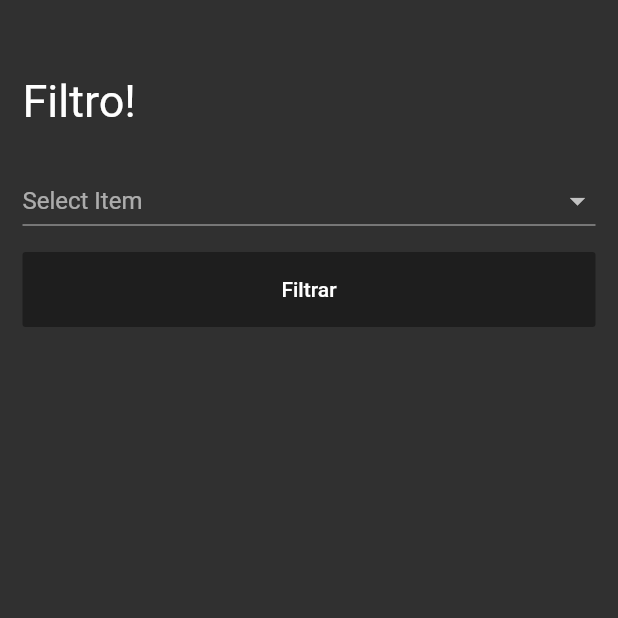
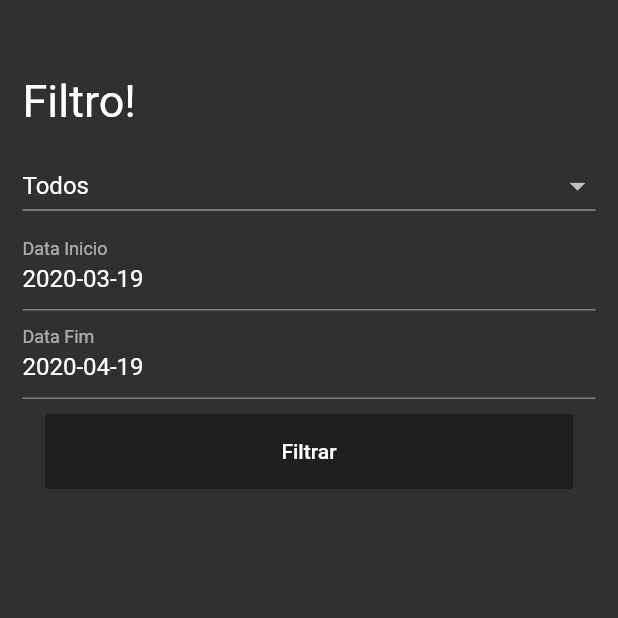
Before and after one commit to saraiva1989/gamereleaseflutter, a Flutter app: the Filtro screen opened directly, on a phone screen of 412 x 824 dp, the top half of it. Run offline on Flutter 3.47's test engine with Material 2 defaults, Android fonts, the phone set to English and light mode, and no system bars; our stand-ins replace splashscreen; network calls fail.

Commit message:
Finalizado a tela inicial e seus filtros

```diff
--- a/lib/Filtro.dart
+++ b/lib/Filtro.dart
@@ -1,8 +1,9 @@
 import 'package:flutter/material.dart';
+import 'package:flutter/services.dart';
 
-import 'home.dart';
-
-String _console;
+String _console = "";
+TextEditingController _dataInicio = TextEditingController();
+TextEditingController _dataFim = TextEditingController();
 
 class Filtro extends StatefulWidget {
   @override
@@ -10,32 +11,57 @@ class Filtro extends StatefulWidget {
 }
 
 class _FiltroState extends State<Filtro> {
+  @override
+  void initState() {
+    super.initState();
+    if(_dataInicio.text == ""){
+      _dataInicio.text = gerarData(0);
+    }
+    if(_dataFim.text == ""){
+      _dataFim.text = gerarData(31);
+    }
+  }
+
+  String gerarData(int dias){
+    DateTime data = new DateTime.now().add(new Duration(days:dias));
+    return "${data.year.toString()}-${data.month.toString().padLeft(2,'0')}-${data.day.toString().padLeft(2,'0')}";
+  }
+
+  formatarData(data) {
+    if (data == null) return;
+    return "${data.year.toString()}-${data.month.toString().padLeft(2, '0')}-${data.day.toString().padLeft(2, '0')}";
+  }
+
   voltar() {
-    Navigator.pop(context, _console);
+    String filtro =
+        "datainicio=${_dataInicio.text ?? ""}&datafim=${_dataFim.text ?? ""}&plataforma=$_console";
+    Navigator.pop(context, filtro);
     //Navigator.pushReplacementNamed(context, "home"));
   }
 
   @override
   Widget build(BuildContext context) {
     return Scaffold(
-      body: Column(
+        body: Padding(
+      padding: EdgeInsets.fromLTRB(15, 0, 15, 0),
+      child: Column(
         mainAxisSize: MainAxisSize.max,
         crossAxisAlignment: CrossAxisAlignment.stretch,
         children: <Widget>[
           Container(
             //alignment: Alignment.topLeft,
-            padding: EdgeInsets.fromLTRB(15, 50, 0, 0),
+            padding: EdgeInsets.fromLTRB(0, 50, 0, 0),
             height: 100,
             child: Text(
               "Filtro!",
               style: TextStyle(fontSize: 30, color: Colors.white),
             ),
           ),
+          Container(child: _mydropdown(context)),
+          Container(child: _campoData(context, _dataInicio, "Data Inicio")),
+          Container(child: _campoData(context, _dataFim, "Data Fim")),
           Container(
               padding: EdgeInsets.fromLTRB(15, 10, 15, 0),
-              child: _mydropdown(context)),
-          Container(
-            padding: EdgeInsets.fromLTRB(15, 10, 15, 0),
               height: 60,
               child: FlatButton(
                 onPressed: () => voltar(),
@@ -44,6 +70,29 @@ class _FiltroState extends State<Filtro> {
               )),
         ],
       ),
+    ));
+  }
+
+  Widget _campoData(
+      BuildContext context, TextEditingController data, String label) {
+    return TextFormField(
+      controller: data,
+      keyboardType: TextInputType.datetime,
+      decoration: InputDecoration(
+        labelText: label,
+      ),
+      onTap: () async {
+        DateTime date = DateTime(1900);
+        FocusScope.of(context).requestFocus(new FocusNode());
+
+        date = await showDatePicker(
+            context: context,
+            initialDate: DateTime.now(),
+            firstDate: DateTime(1900),
+            lastDate: DateTime(2100));
+
+        data.text = formatarData(date);
+      },
     );
   }
 
```
Also changed, not shown: lib/Todos.dart (+21 -6 lines).
